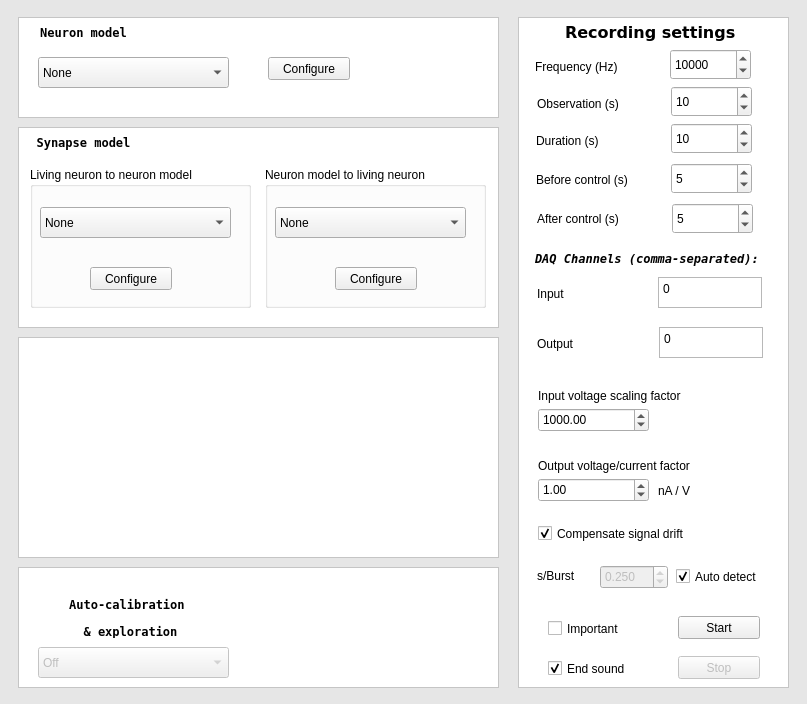
This is gui/rthybrid.ui in GNB-UAM/RTHybrid as Qt 5 draws it before an edit. The edited form follows.
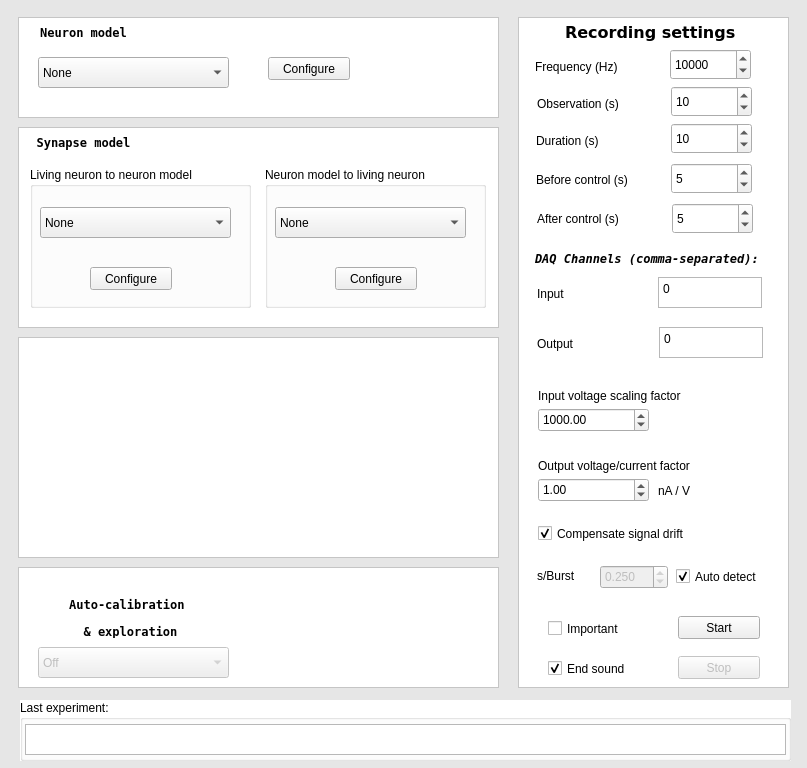
This is the edited form. Icons and pictures are not drawn.

Commit message: Now the filename is created in the main thread (GUI or XML) and not at the rt_thread

```diff
--- a/gui/rthybrid.ui
+++ b/gui/rthybrid.ui
@@ -7,7 +7,7 @@
     <x>0</x>
     <y>0</y>
     <width>807</width>
-    <height>704</height>
+    <height>768</height>
    </rect>
   </property>
   <property name="windowTitle">
@@ -1417,6 +1417,450 @@
      </property>
     </widget>
    </widget>
+   <widget class="QGroupBox" name="groupBox">
+    <property name="geometry">
+     <rect>
+      <x>20</x>
+      <y>700</y>
+      <width>771</width>
+      <height>61</height>
+     </rect>
+    </property>
+    <property name="palette">
+     <palette>
+      <active>
+       <colorrole role="WindowText">
+        <brush brushstyle="SolidPattern">
+         <color alpha="255">
+          <red>0</red>
+          <green>0</green>
+          <blue>0</blue>
+         </color>
+        </brush>
+       </colorrole>
+       <colorrole role="Button">
+        <brush brushstyle="SolidPattern">
+         <color alpha="255">
+          <red>255</red>
+          <green>255</green>
+          <blue>255</blue>
+         </color>
+        </brush>
+       </colorrole>
+       <colorrole role="Light">
+        <brush brushstyle="SolidPattern">
+         <color alpha="255">
+          <red>255</red>
+          <green>255</green>
+          <blue>255</blue>
+         </color>
+        </brush>
+       </colorrole>
+       <colorrole role="Midlight">
+        <brush brushstyle="SolidPattern">
+         <color alpha="255">
+          <red>255</red>
+          <green>255</green>
+          <blue>255</blue>
+         </color>
+        </brush>
+       </colorrole>
+       <colorrole role="Dark">
+        <brush brushstyle="SolidPattern">
+         <color alpha="255">
+          <red>127</red>
+          <green>127</green>
+          <blue>127</blue>
+         </color>
+        </brush>
+       </colorrole>
+       <colorrole role="Mid">
+        <brush brushstyle="SolidPattern">
+         <color alpha="255">
+          <red>170</red>
+          <green>170</green>
+          <blue>170</blue>
+         </color>
+        </brush>
+       </colorrole>
+       <colorrole role="Text">
+        <brush brushstyle="SolidPattern">
+         <color alpha="255">
+          <red>0</red>
+          <green>0</green>
+          <blue>0</blue>
+         </color>
+        </brush>
+       </colorrole>
+       <colorrole role="BrightText">
+        <brush brushstyle="SolidPattern">
+         <color alpha="255">
+          <red>255</red>
+          <green>255</green>
+          <blue>255</blue>
+         </color>
+        </brush>
+       </colorrole>
+       <colorrole role="ButtonText">
+        <brush brushstyle="SolidPattern">
+         <color alpha="255">
+          <red>0</red>
+          <green>0</green>
+          <blue>0</blue>
+         </color>
+        </brush>
+       </colorrole>
+       <colorrole role="Base">
+        <brush brushstyle="SolidPattern">
+         <color alpha="255">
+          <red>255</red>
+          <green>255</green>
+          <blue>255</blue>
+         </color>
+        </brush>
+       </colorrole>
+       <colorrole role="Window">
+        <brush brushstyle="SolidPattern">
+         <color alpha="255">
+          <red>255</red>
+          <green>255</green>
+          <blue>255</blue>
+         </color>
+        </brush>
+       </colorrole>
+       <colorrole role="Shadow">
+        <brush brushstyle="SolidPattern">
+         <color alpha="255">
+          <red>0</red>
+          <green>0</green>
+          <blue>0</blue>
+         </color>
+        </brush>
+       </colorrole>
+       <colorrole role="AlternateBase">
+        <brush brushstyle="SolidPattern">
+         <color alpha="255">
+          <red>255</red>
+          <green>255</green>
+          <blue>255</blue>
+         </color>
+        </brush>
+       </colorrole>
+       <colorrole role="ToolTipBase">
+        <brush brushstyle="SolidPattern">
+         <color alpha="255">
+          <red>255</red>
+          <green>255</green>
+          <blue>220</blue>
+         </color>
+        </brush>
+       </colorrole>
+       <colorrole role="ToolTipText">
+        <brush brushstyle="SolidPattern">
+         <color alpha="255">
+          <red>0</red>
+          <green>0</green>
+          <blue>0</blue>
+         </color>
+        </brush>
+       </colorrole>
+      </active>
+      <inactive>
+       <colorrole role="WindowText">
+        <brush brushstyle="SolidPattern">
+         <color alpha="255">
+          <red>0</red>
+          <green>0</green>
+          <blue>0</blue>
+         </color>
+        </brush>
+       </colorrole>
+       <colorrole role="Button">
+        <brush brushstyle="SolidPattern">
+         <color alpha="255">
+          <red>255</red>
+          <green>255</green>
+          <blue>255</blue>
+         </color>
+        </brush>
+       </colorrole>
+       <colorrole role="Light">
+        <brush brushstyle="SolidPattern">
+         <color alpha="255">
+          <red>255</red>
+          <green>255</green>
+          <blue>255</blue>
+         </color>
+        </brush>
+       </colorrole>
+       <colorrole role="Midlight">
+        <brush brushstyle="SolidPattern">
+         <color alpha="255">
+          <red>255</red>
+          <green>255</green>
+          <blue>255</blue>
+         </color>
+        </brush>
+       </colorrole>
+       <colorrole role="Dark">
+        <brush brushstyle="SolidPattern">
+         <color alpha="255">
+          <red>127</red>
+          <green>127</green>
+          <blue>127</blue>
+         </color>
+        </brush>
+       </colorrole>
+       <colorrole role="Mid">
+        <brush brushstyle="SolidPattern">
+         <color alpha="255">
+          <red>170</red>
+          <green>170</green>
+          <blue>170</blue>
+         </color>
+        </brush>
+       </colorrole>
+       <colorrole role="Text">
+        <brush brushstyle="SolidPattern">
+         <color alpha="255">
+          <red>0</red>
+          <green>0</green>
+          <blue>0</blue>
+         </color>
+        </brush>
+       </colorrole>
+       <colorrole role="BrightText">
+        <brush brushstyle="SolidPattern">
+         <color alpha="255">
+          <red>255</red>
+          <green>255</green>
+          <blue>255</blue>
+         </color>
+        </brush>
+       </colorrole>
+       <colorrole role="ButtonText">
+        <brush brushstyle="SolidPattern">
+         <color alpha="255">
+          <red>0</red>
+          <green>0</green>
+          <blue>0</blue>
+         </color>
+        </brush>
+       </colorrole>
+       <colorrole role="Base">
+        <brush brushstyle="SolidPattern">
+         <color alpha="255">
+          <red>255</red>
+          <green>255</green>
+          <blue>255</blue>
+         </color>
+        </brush>
+       </colorrole>
+       <colorrole role="Window">
+        <brush brushstyle="SolidPattern">
+         <color alpha="255">
+          <red>255</red>
+          <green>255</green>
+          <blue>255</blue>
+         </color>
+        </brush>
+       </colorrole>
+       <colorrole role="Shadow">
+        <brush brushstyle="SolidPattern">
+         <color alpha="255">
+          <red>0</red>
+          <green>0</green>
+          <blue>0</blue>
+         </color>
+        </brush>
+       </colorrole>
+       <colorrole role="AlternateBase">
+        <brush brushstyle="SolidPattern">
+         <color alpha="255">
+          <red>255</red>
+          <green>255</green>
+          <blue>255</blue>
+         </color>
+        </brush>
+       </colorrole>
+       <colorrole role="ToolTipBase">
+        <brush brushstyle="SolidPattern">
+         <color alpha="255">
+          <red>255</red>
+          <green>255</green>
+          <blue>220</blue>
+         </color>
+        </brush>
+       </colorrole>
+       <colorrole role="ToolTipText">
+        <brush brushstyle="SolidPattern">
+         <color alpha="255">
+          <red>0</red>
+          <green>0</green>
+          <blue>0</blue>
+         </color>
+        </brush>
+       </colorrole>
+      </inactive>
+      <disabled>
+       <colorrole role="WindowText">
+        <brush brushstyle="SolidPattern">
+         <color alpha="255">
+          <red>127</red>
+          <green>127</green>
+          <blue>127</blue>
+         </color>
+        </brush>
+       </colorrole>
+       <colorrole role="Button">
+        <brush brushstyle="SolidPattern">
+         <color alpha="255">
+          <red>255</red>
+          <green>255</green>
+          <blue>255</blue>
+         </color>
+        </brush>
+       </colorrole>
+       <colorrole role="Light">
+        <brush brushstyle="SolidPattern">
+         <color alpha="255">
+          <red>255</red>
+          <green>255</green>
+          <blue>255</blue>
+         </color>
+        </brush>
+       </colorrole>
+       <colorrole role="Midlight">
+        <brush brushstyle="SolidPattern">
+         <color alpha="255">
+          <red>255</red>
+          <green>255</green>
+          <blue>255</blue>
+         </color>
+        </brush>
+       </colorrole>
+       <colorrole role="Dark">
+        <brush brushstyle="SolidPattern">
+         <color alpha="255">
+          <red>127</red>
+          <green>127</green>
+          <blue>127</blue>
+         </color>
+        </brush>
+       </colorrole>
+       <colorrole role="Mid">
+        <brush brushstyle="SolidPattern">
+         <color alpha="255">
+          <red>170</red>
+          <green>170</green>
+          <blue>170</blue>
+         </color>
+        </brush>
+       </colorrole>
+       <colorrole role="Text">
+        <brush brushstyle="SolidPattern">
+         <color alpha="255">
+          <red>127</red>
+          <green>127</green>
+          <blue>127</blue>
+         </color>
+        </brush>
+       </colorrole>
+       <colorrole role="BrightText">
+        <brush brushstyle="SolidPattern">
+         <color alpha="255">
+          <red>255</red>
+          <green>255</green>
+          <blue>255</blue>
+         </color>
+        </brush>
+       </colorrole>
+       <colorrole role="ButtonText">
+        <brush brushstyle="SolidPattern">
+         <color alpha="255">
+          <red>127</red>
+          <green>127</green>
+          <blue>127</blue>
+         </color>
+        </brush>
+       </colorrole>
+       <colorrole role="Base">
+        <brush brushstyle="SolidPattern">
+         <color alpha="255">
+          <red>255</red>
+          <green>255</green>
+          <blue>255</blue>
+         </color>
+        </brush>
+       </colorrole>
+       <colorrole role="Window">
+        <brush brushstyle="SolidPattern">
+         <color alpha="255">
+          <red>255</red>
+          <green>255</green>
+          <blue>255</blue>
+         </color>
+        </brush>
+       </colorrole>
+       <colorrole role="Shadow">
+        <brush brushstyle="SolidPattern">
+         <color alpha="255">
+          <red>0</red>
+          <green>0</green>
+          <blue>0</blue>
+         </color>
+        </brush>
+       </colorrole>
+       <colorrole role="AlternateBase">
+        <brush brushstyle="SolidPattern">
+         <color alpha="255">
+          <red>255</red>
+          <green>255</green>
+          <blue>255</blue>
+         </color>
+        </brush>
+       </colorrole>
+       <colorrole role="ToolTipBase">
+        <brush brushstyle="SolidPattern">
+         <color alpha="255">
+          <red>255</red>
+          <green>255</green>
+          <blue>220</blue>
+         </color>
+        </brush>
+       </colorrole>
+       <colorrole role="ToolTipText">
+        <brush brushstyle="SolidPattern">
+         <color alpha="255">
+          <red>0</red>
+          <green>0</green>
+          <blue>0</blue>
+         </color>
+        </brush>
+       </colorrole>
+      </disabled>
+     </palette>
+    </property>
+    <property name="autoFillBackground">
+     <bool>true</bool>
+    </property>
+    <property name="title">
+     <string>Last experiment:</string>
+    </property>
+    <widget class="QPlainTextEdit" name="plainTextEdit_file">
+     <property name="geometry">
+      <rect>
+       <x>5</x>
+       <y>24</y>
+       <width>761</width>
+       <height>31</height>
+      </rect>
+     </property>
+     <property name="textInteractionFlags">
+      <set>Qt::TextSelectableByKeyboard|Qt::TextSelectableByMouse</set>
+     </property>
+    </widget>
+   </widget>
    <zorder>frame_recordingSettings</zorder>
    <zorder>frame_neuronModel</zorder>
    <zorder>frame_synapseModels</zorder>
```
Left out of the diff: 1 changed line with no effect on the pictures. The commit also changes 4 other files.
